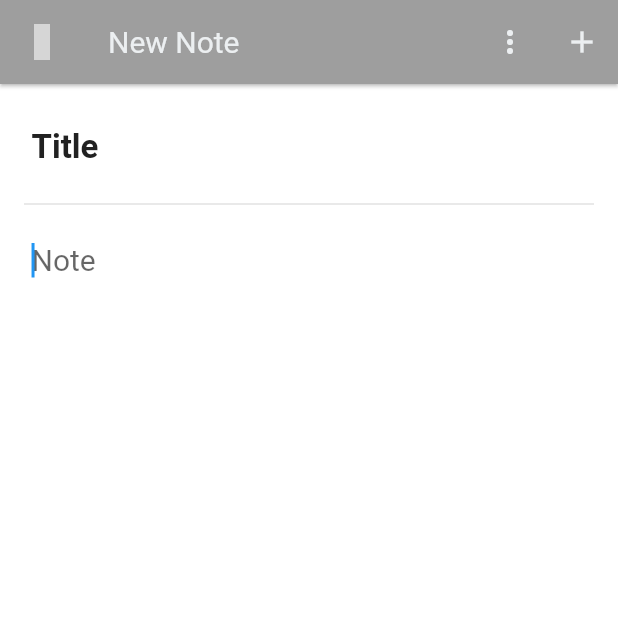
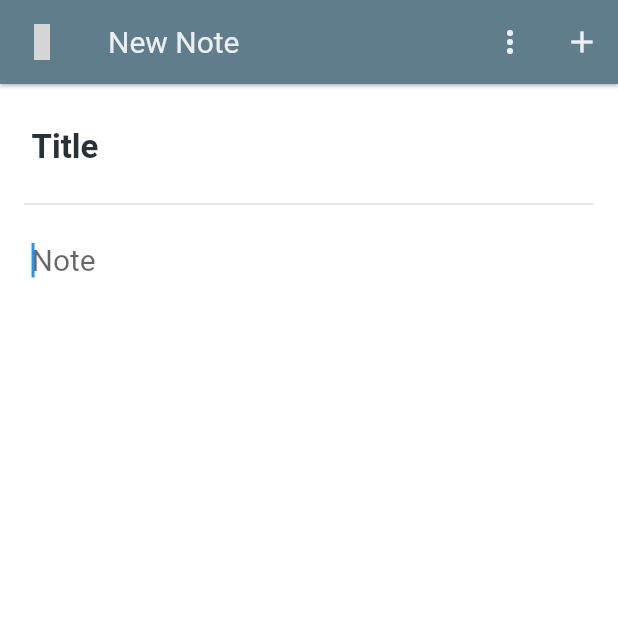
Before and after one commit to hadihmh/notpad-flutter, a Flutter app: the HomePage screen opened directly, after a tap on the "view headline" icon, after a tap on the "create" icon, on a phone screen of 412 x 824 dp, the top half of it. Run offline on Flutter 3.47's test engine with Material 2 defaults, Android fonts, the phone set to English and light mode, and no system bars; our stand-ins replace auto_size_text, material_design_icons_flutter, share, shared_preferences, sqflite, toast; missing offline and left inert: kf_drawer; accounts and stored records are empty; statements that could not run were skipped; grey boxes are pictures that could not be loaded.

Commit message:
FontSize added

```diff
--- a/lib/ViewControllers/HomePage.dart
+++ b/lib/ViewControllers/HomePage.dart
@@ -75,29 +75,45 @@ class _HomePageState extends State<HomePage> {
 
   onchange() async {
     final SharedPreferences pref = await SharedPreferences.getInstance();
-    double fontsize = pref.getDouble("fontsize");
+   String fontsize = pref.getString("fontsize");
     String theme = pref.getString("theme");
     if (fontsize == null) {
-      pref.setDouble("fontsize", 13.0);
-      PlaceHolder.fontsize = 13.0;
+       pref.setString("fontsize", "f2");
+      PlaceHolder.fontsize = PlaceHolder.fontsize2;
+      PlaceHolder.fs=1;
     }
     if (theme == null) {
-      pref.setString("theme", "t1");
-      PlaceHolder.theme = PlaceHolder.theme1;
+      pref.setString("theme", "t2");
+      PlaceHolder.theme = PlaceHolder.theme2;
+      PlaceHolder.ts=1;
     }
     if (fontsize != null && theme != null) {
       setState(() {
         String ttype = pref.getString("theme");
-        PlaceHolder.fontsize = pref.getDouble("fontsize");
-        //PlaceHolder.theme = PlaceHolder.theme4;
+       String ftype = pref.getString("fontsize");
+
         if (ttype == "t1") {
           PlaceHolder.theme = PlaceHolder.theme1;
+          PlaceHolder.ts=0;
         } else if (ttype == "t2") {
           PlaceHolder.theme = PlaceHolder.theme2;
+          PlaceHolder.ts=1;
         } else if (ttype == "t3") {
           PlaceHolder.theme = PlaceHolder.theme3;
+          PlaceHolder.ts=2;
         } else if (ttype == "t4") {
           PlaceHolder.theme = PlaceHolder.theme4;
+          PlaceHolder.ts=3;
+        }
+        if (ftype == "f1") {
+          PlaceHolder.fontsize = PlaceHolder.fontsize1;
+          PlaceHolder.fs=0;
+        } else if (ttype == "f2") {
+          PlaceHolder.fontsize = PlaceHolder.fontsize2;
+          PlaceHolder.fs=1;
+        } else if (ttype == "f3") {
+          PlaceHolder.fontsize = PlaceHolder.fontsize3;
+          PlaceHolder.fs=2;
         }
       });
 
```
Also changed, not shown: lib/ViewControllers/SettingsPage.dart (+40 -41 lines), lib/ViewControllers/drower_page.dart (+29 -17 lines), lib/Views/StaggeredTiles.dart (+59 -30 lines).
